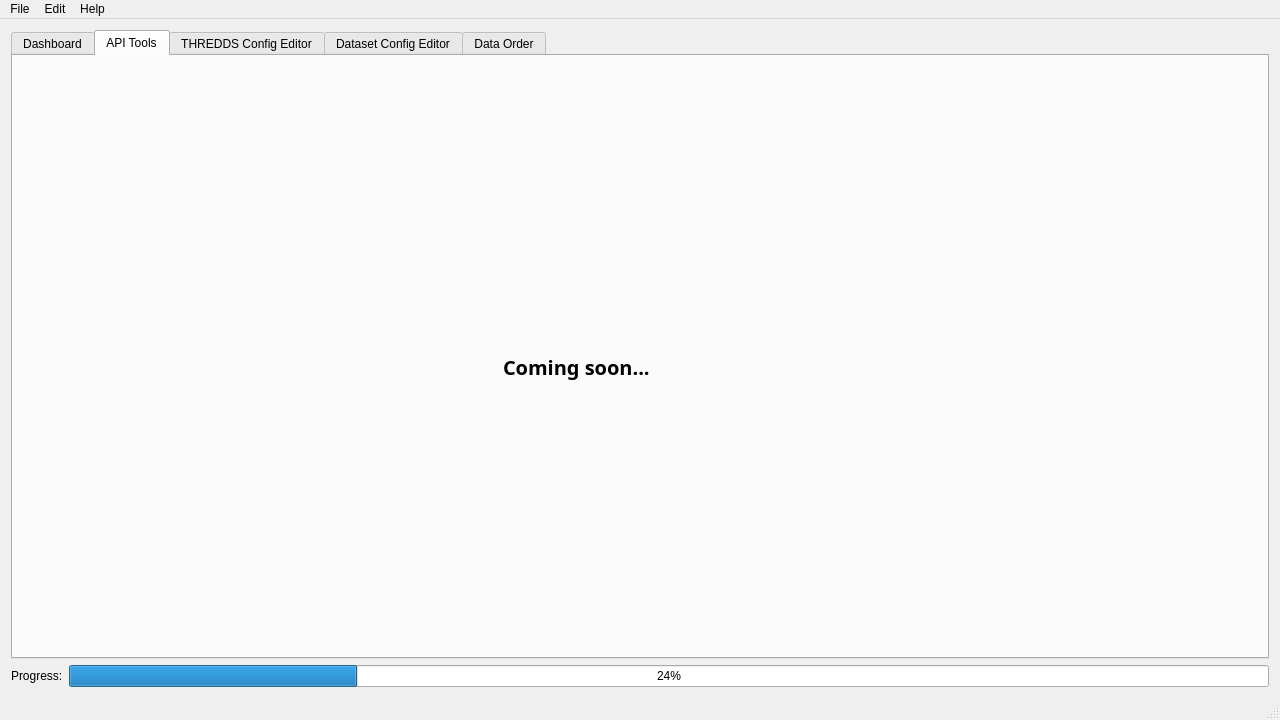
DFO-Ocean-Navigator/Navigator2Go, file app/mainwindow.ui: the form before one commit.
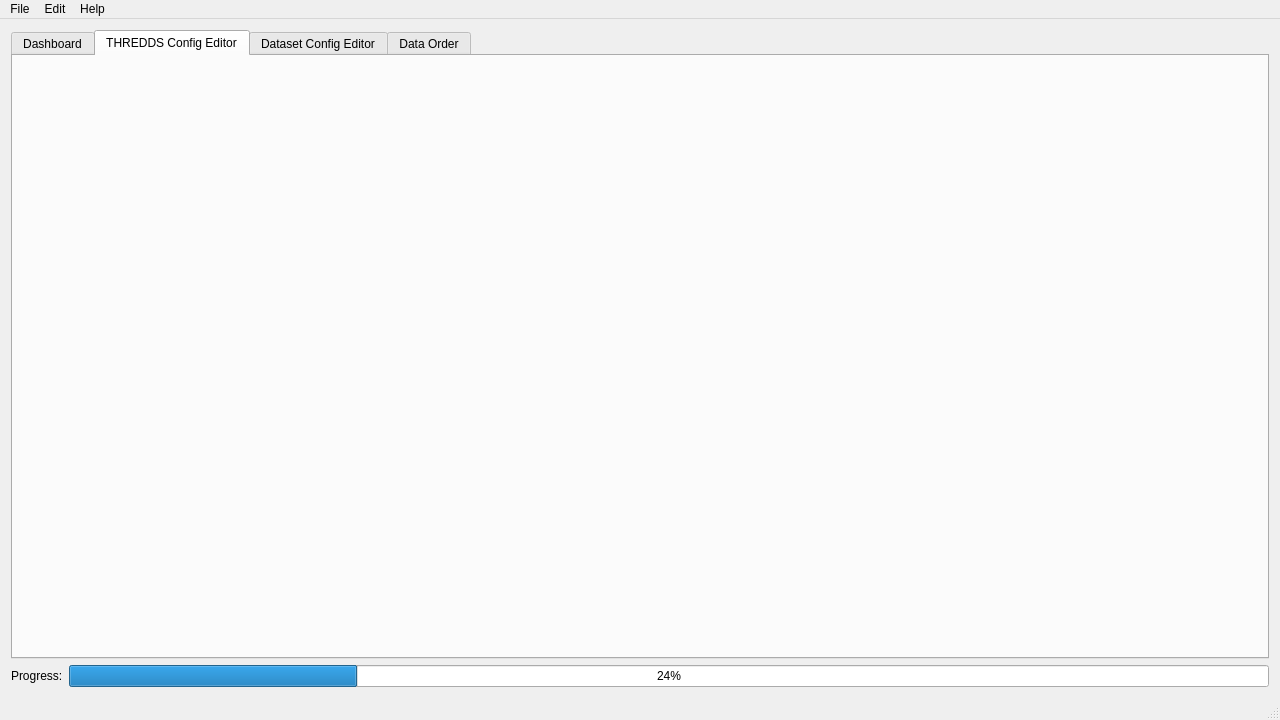
The form after the commit. The open tabs and pages were chosen to show the change. Icons and pictures are not drawn.

Commit message: Removed API Tools tab

Patch:
```diff
--- a/app/mainwindow.ui
+++ b/app/mainwindow.ui
@@ -74,36 +74,6 @@
         </item>
        </layout>
       </widget>
-      <widget class="QWidget" name="apitools">
-       <attribute name="icon">
-        <iconset resource="resources.qrc">
-         <normaloff>:/icons/icons/wrench.png</normaloff>:/icons/icons/wrench.png</iconset>
-       </attribute>
-       <attribute name="title">
-        <string>API Tools</string>
-       </attribute>
-       <widget class="QLabel" name="label_15">
-        <property name="geometry">
-         <rect>
-          <x>490</x>
-          <y>270</y>
-          <width>261</width>
-          <height>81</height>
-         </rect>
-        </property>
-        <property name="font">
-         <font>
-          <family>Purisa</family>
-          <pointsize>15</pointsize>
-          <weight>75</weight>
-          <bold>true</bold>
-         </font>
-        </property>
-        <property name="text">
-         <string>Coming soon...</string>
-        </property>
-       </widget>
-      </widget>
       <widget class="QWidget" name="threddsconfig">
        <attribute name="icon">
         <iconset resource="resources.qrc">
```
Left out of the diff: 2 changed lines with no effect on the pictures.
